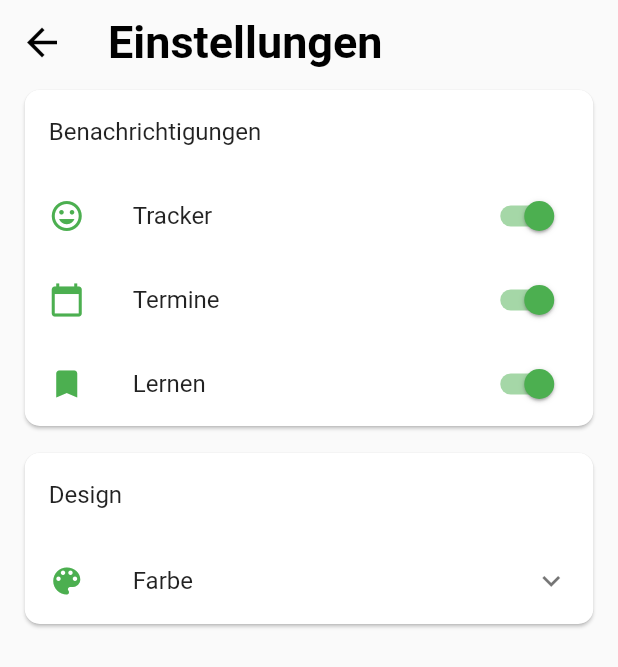
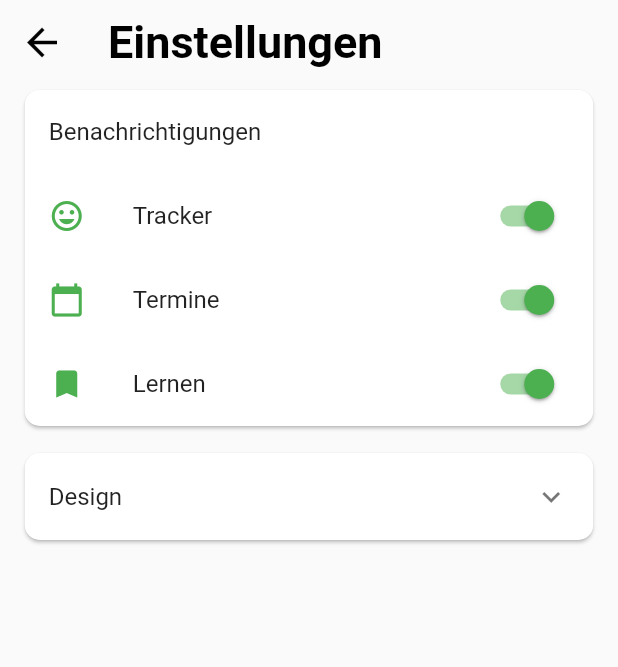
Before and after one commit to Hankyyy/achtsamkeits-app, a Flutter app: the screen it shows after launch, after a tap on "Einstellungen", on a phone screen of 412 x 824 dp. Shown: the top 667 px of the screen. Run offline on Flutter 3.47's test engine with Material 2 defaults, Android fonts, the phone set to English and light mode, and no system bars; our stand-ins replace audioplayers, charts_flutter, dynamic_theme, percent_indicator, sqflite, table_calendar; missing offline and left inert: flutter_duration_picker; accounts and stored records are empty.

Commit message:
Deisgn Design, Fixes

```diff
--- a/lib/EinstellungenScreen/EinstellungenScreen.dart
+++ b/lib/EinstellungenScreen/EinstellungenScreen.dart
@@ -153,26 +153,23 @@ class _EinstellungenScreenState extends State<EinstellungenScreen> {
       );
     }
 
+    Color getColor(Color color) {
+      if (color==Colors.white)
+        return Colors.grey[850];
+      else
+        return color;
+    }
+
     return Card(
       shape: RoundedRectangleBorder(
         borderRadius: BorderRadius.circular(10.0),
       ),
       child: Column(
         children: <Widget>[
-          ListTile(
+          ExpansionTile(
             title: Text(
               "Design",
               //style: aABlackBold,
-            ),
-          ),
-          ExpansionTile(
-            title: Text(
-              "Farbe",
-              //style: aABlackReg,
-            ),
-            leading: Icon(
-              Icons.color_lens,
-              color: Theme.of(context).primaryColor,
             ),
             children: <Widget>[
               FutureBuilder<int>(
@@ -209,7 +206,7 @@ class _EinstellungenScreenState extends State<EinstellungenScreen> {
                             height: 30.0,
                             width: 100.0,
                             decoration: BoxDecoration(
-                                  color: themes[index].primaryColor,
+                                color: getColor(themes[index].primaryColor),
                                 borderRadius: BorderRadius.all(
                                     const Radius.circular(10.0))),
                           ),
@@ -220,47 +217,15 @@ class _EinstellungenScreenState extends State<EinstellungenScreen> {
                       );
                     },
                   );
-                  }),
+                },
+              ),
             ],
-          )
+          ),
         ],
       ),
     );
   }
 
-  /*
-
-  ListView.builder(
-                physics: const NeverScrollableScrollPhysics(),
-                shrinkWrap: true,
-                itemCount: themes.length,
-                itemBuilder: (context, index) {
-                  return Center(
-                    child: RadioListTile(
-                      title: Text(
-                        getTitle(index),
-                        style: Theme.of(context).textTheme.body2,
-                      ),
-                      value: index,
-                      groupValue: selectedColor,
-                      activeColor: Theme.of(context).primaryColor,
-                      secondary: Container(
-                        height: 30.0,
-                        width: 100.0,
-                        decoration: BoxDecoration(
-                            color: themes[index].primaryColor,
-                            borderRadius:
-                                BorderRadius.all(const Radius.circular(10.0))),
-                      ),
-                      onChanged: (value) {
-                        handleChange(value);
-                      },
-                    ),
-                  );
-                },
-              ),
-
-   */
 
   Widget BenachrichtigungenCard() {
     return Card(
--- a/lib/HomeScreen/ProduktivitatTrackarWidget.dart
+++ b/lib/HomeScreen/ProduktivitatTrackarWidget.dart
@@ -103,7 +103,7 @@ class GefuhlFrageWidget extends StatefulWidget {
 }
 
 class GefuhlFrageWidgetState extends State<GefuhlFrageWidget> {
-  ProduktivitatOptionen _gefuhle;
+  ProduktivitatOptionen _produktivitat;
 
   @override
   Widget build(BuildContext context) {
@@ -115,7 +115,7 @@ class GefuhlFrageWidgetState extends State<GefuhlFrageWidget> {
                 style: Theme.of(context).textTheme.body2),
             activeColor: Theme.of(context).primaryColor,
             value: ProduktivitatOptionen.sehrgut,
-            groupValue: _gefuhle,
+            groupValue: _produktivitat,
             secondary: Container(
               height: 30.0,
               width: 100.0,
@@ -133,7 +133,7 @@ class GefuhlFrageWidgetState extends State<GefuhlFrageWidget> {
                     DateTime.now().day.toString();
                 p.pWert = 5;
                 p.insertProduktivitaet(p);
-                _gefuhle = value;
+                _produktivitat = value;
               });
             },
           ),
@@ -144,7 +144,7 @@ class GefuhlFrageWidgetState extends State<GefuhlFrageWidget> {
             ),
             activeColor: Theme.of(context).primaryColor,
             value: ProduktivitatOptionen.gut,
-            groupValue: _gefuhle,
+            groupValue: _produktivitat,
             secondary: Container(
               height: 30.0,
               width: 100.0,
@@ -162,7 +162,7 @@ class GefuhlFrageWidgetState extends State<GefuhlFrageWidget> {
                     DateTime.now().day.toString();
                 p.pWert = 4;
                 p.insertProduktivitaet(p);
-                _gefuhle = value;
+                _produktivitat = value;
               });
             },
           ),
@@ -173,7 +173,7 @@ class GefuhlFrageWidgetState extends State<GefuhlFrageWidget> {
             ),
             activeColor: Theme.of(context).primaryColor,
             value: ProduktivitatOptionen.normal,
-            groupValue: _gefuhle,
+            groupValue: _produktivitat,
             secondary: Container(
               height: 30.0,
               width: 100.0,
@@ -191,7 +191,7 @@ class GefuhlFrageWidgetState extends State<GefuhlFrageWidget> {
                     DateTime.now().day.toString();
                 p.pWert = 3;
                 p.insertProduktivitaet(p);
-                _gefuhle = value;
+                _produktivitat = value;
               });
             },
           ),
@@ -202,7 +202,7 @@ class GefuhlFrageWidgetState extends State<GefuhlFrageWidget> {
             ),
             activeColor: Theme.of(context).primaryColor,
             value: ProduktivitatOptionen.schlecht,
-            groupValue: _gefuhle,
+            groupValue: _produktivitat,
             secondary: Container(
               height: 30.0,
               width: 100.0,
@@ -220,7 +220,7 @@ class GefuhlFrageWidgetState extends State<GefuhlFrageWidget> {
                     DateTime.now().day.toString();
                 p.pWert = 2;
                 p.insertProduktivitaet(p);
-                _gefuhle = value;
+                _produktivitat = value;
               });
             },
           ),
@@ -231,7 +231,7 @@ class GefuhlFrageWidgetState extends State<GefuhlFrageWidget> {
             ),
             activeColor: Theme.of(context).primaryColor,
             value: ProduktivitatOptionen.sehrschlecht,
-            groupValue: _gefuhle,
+            groupValue: _produktivitat,
             secondary: Container(
               height: 30.0,
               width: 100.0,
@@ -249,7 +249,7 @@ class GefuhlFrageWidgetState extends State<GefuhlFrageWidget> {
                     DateTime.now().day.toString();
                 p.pWert = 1;
                 p.insertProduktivitaet(p);
-                _gefuhle = value;
+                _produktivitat = value;
               });
             },
           ),
--- a/lib/ZieleScreen/ZielCardWidget.dart
+++ b/lib/ZieleScreen/ZielCardWidget.dart
@@ -170,6 +170,7 @@ class _ZielCardState extends State<ZielCard> {
                   );
                 },
               ),
+              SizedBox(height: 15,),
               FutureBuilder<List<Aufgaben>>(
                 future: aufgabe.aufgabenMSnotdone(meilenstein.titel),
                 builder: (context, snapshot) {
@@ -272,8 +273,7 @@ class _ZielCardState extends State<ZielCard> {
             ],
           ),
         ),
-      ),
-    );
+      );
   }
 
   bool isChecked(int i) {
```
Also changed, not shown: lib/TrackerKalenderScreen/TrackerKalenderScreen.dart (+0 -15 lines). Lines whose indentation alone changed are shown as unchanged.
